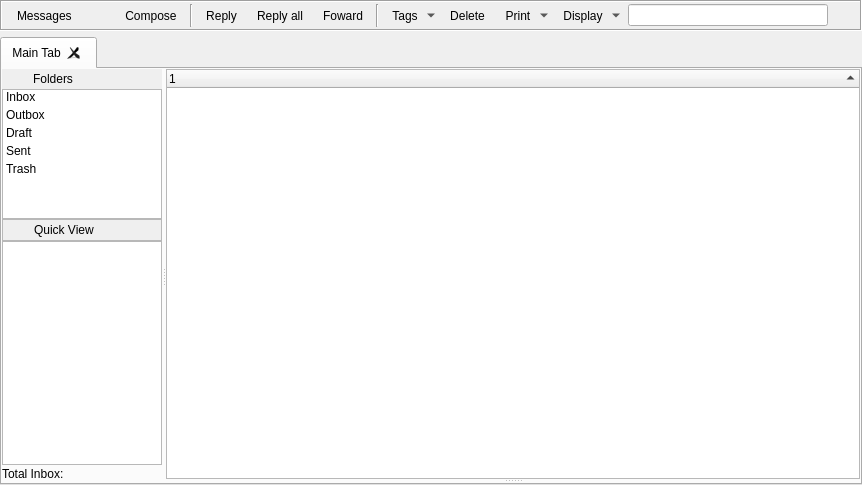
This is retroshare-gui/src/gui/MessagesDialog.ui in RetroShare/RetroShare as Qt 5 draws it before an edit. The edited form follows.
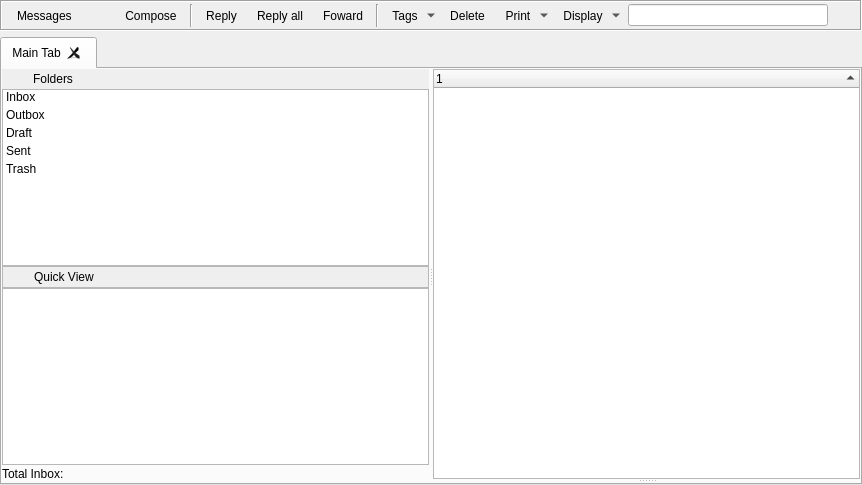
This is the edited form. Icons and pictures are not drawn. Custom widgets are drawn as their Qt base class.

Commit message: * Disabled own location display on Friends Frame. * Removed the Fixed size for Messages ListWidget * Update stylesheets

Diff of the .ui file:
```diff
--- a/retroshare-gui/src/gui/MessagesDialog.ui
+++ b/retroshare-gui/src/gui/MessagesDialog.ui
@@ -517,12 +517,6 @@
           <enum>Qt::Horizontal</enum>
          </property>
          <widget class="QFrame" name="sideBarFrame">
-          <property name="maximumSize">
-           <size>
-            <width>160</width>
-            <height>16777215</height>
-           </size>
-          </property>
           <layout class="QGridLayout" name="gridLayout_3">
            <property name="horizontalSpacing">
             <number>6</number>
@@ -541,12 +535,6 @@
                <verstretch>0</verstretch>
               </sizepolicy>
              </property>
-             <property name="maximumSize">
-              <size>
-               <width>160</width>
-               <height>130</height>
-              </size>
-             </property>
              <property name="contextMenuPolicy">
               <enum>Qt::CustomContextMenu</enum>
              </property>
@@ -629,12 +617,6 @@
                <verstretch>0</verstretch>
               </sizepolicy>
              </property>
-             <property name="maximumSize">
-              <size>
-               <width>160</width>
-               <height>16777215</height>
-              </size>
-             </property>
              <property name="baseSize">
               <size>
                <width>0</width>
```
Left out of the diff: 11 changed lines with no effect on the pictures. The commit also changes 10 other files.
